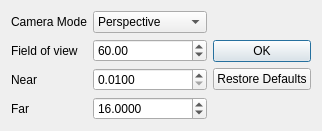
AeonGames/AeonEngine, file tools/worldeditor/ui/CameraSettings.ui: the form before one commit.
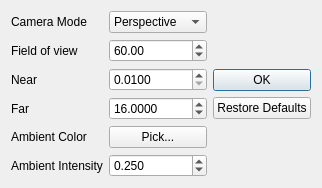
The form after the commit.

Commit message:
Add ambient light controls to the world editor
Extend the camera settings dialog with an ambient color picker and an
intensity spinbox. Opening the dialog seeds the controls from the active
scene's stored ambient; edits flow back through SceneWindow ->
EngineWindow to Scene::SetAmbient, so they are uploaded (and saved with
the scene) the same frame.

```diff
--- a/tools/worldeditor/ui/CameraSettings.ui
+++ b/tools/worldeditor/ui/CameraSettings.ui
@@ -108,6 +108,43 @@
          </property>
         </widget>
        </item>
+       <item row="4" column="0">
+        <widget class="QLabel" name="lblAmbientColor">
+         <property name="text">
+          <string>Ambient Color</string>
+         </property>
+        </widget>
+       </item>
+       <item row="4" column="1">
+        <widget class="QPushButton" name="btnAmbientColor">
+         <property name="text">
+          <string>Pick...</string>
+         </property>
+        </widget>
+       </item>
+       <item row="5" column="0">
+        <widget class="QLabel" name="lblAmbientIntensity">
+         <property name="text">
+          <string>Ambient Intensity</string>
+         </property>
+        </widget>
+       </item>
+       <item row="5" column="1">
+        <widget class="QDoubleSpinBox" name="dblAmbientIntensity">
+         <property name="decimals">
+          <number>3</number>
+         </property>
+         <property name="maximum">
+          <double>16.000000000000000</double>
+         </property>
+         <property name="singleStep">
+          <double>0.050000000000000</double>
+         </property>
+         <property name="value">
+          <double>0.250000000000000</double>
+         </property>
+        </widget>
+       </item>
       </layout>
      </item>
      <item>
```
The commit also changes 8 other files.
